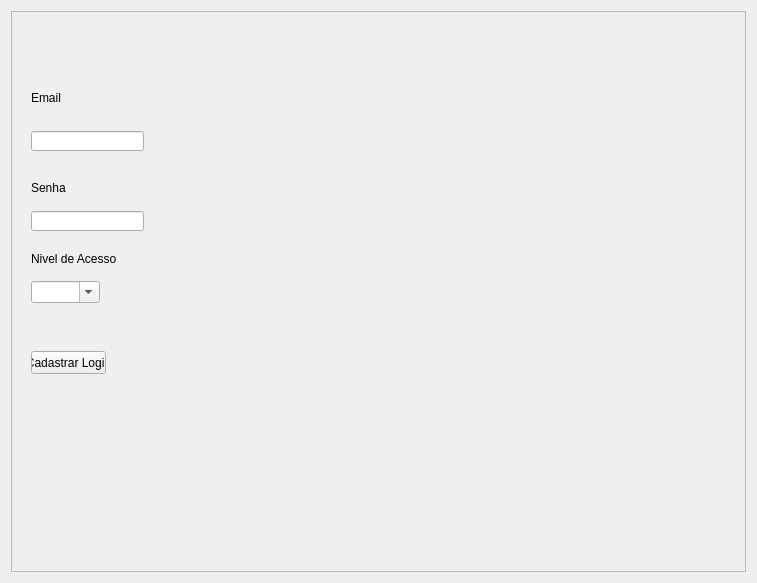
First picture: the form in App/view/ui/cadastroLogin.ui, repository Senac-SOR-ADS/Mapa-de-Sala, before the edit.
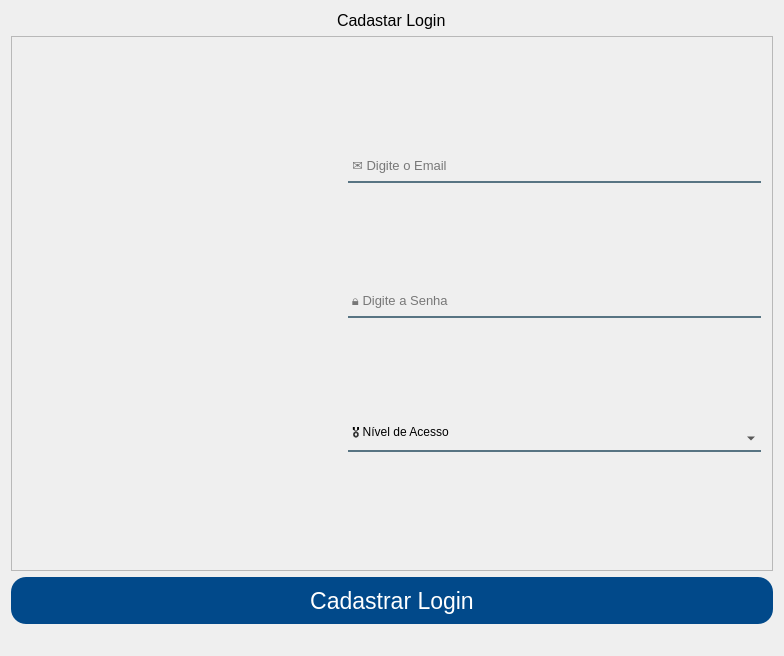
Second picture: the form after the edit. Icons and pictures are not drawn.

Commit message: Login nv e tema claro e escuro adicionados e home mlhr tmb (#126)

```diff
--- a/App/view/ui/cadastroLogin.ui
+++ b/App/view/ui/cadastroLogin.ui
@@ -6,107 +6,220 @@
    <rect>
     <x>0</x>
     <y>0</y>
-    <width>757</width>
-    <height>583</height>
+    <width>784</width>
+    <height>656</height>
    </rect>
   </property>
   <property name="windowTitle">
    <string>Form</string>
   </property>
-  <layout class="QHBoxLayout" name="horizontalLayout">
+  <property name="styleSheet">
+   <string notr="true">QLineEdit, QComboBox {
+	background-color:rgba(0,0,0,0);
+	border:2px solid rgba(0,0,0,0);
+	border-bottom-color:rgba(46,82,101,200);
+	color:rgb(0,0,0);
+	padding-bottom:7px;
+}
+
+#btnCdastrarLogin {
+	background-color: #01498a;
+	color: #FFF;
+border: none;
+border-radius: 15px;
+}
+
+#btnCdastrarLogin:hover {
+	background-color: #f6921e;
+}
+
+#cadastrarLogin {
+	background-color:rgba(0,0,0,0);
+	border:2px solid rgba(0,0,0,0);
+	border-bottom-color:rgba(46,82,101,200);
+	color:rgb(0,0,0);
+	padding-bottom:7px;
+}
+
+#respostas {
+	color: red;
+}</string>
+  </property>
+  <layout class="QVBoxLayout" name="verticalLayout">
+   <item alignment="Qt::AlignHCenter|Qt::AlignTop">
+    <widget class="QLabel" name="label">
+     <property name="font">
+      <font>
+       <pointsize>12</pointsize>
+      </font>
+     </property>
+     <property name="text">
+      <string>Cadastar Login</string>
+     </property>
+    </widget>
+   </item>
    <item>
     <widget class="QFrame" name="frame">
+     <property name="sizePolicy">
+      <sizepolicy hsizetype="Expanding" vsizetype="Expanding">
+       <horstretch>0</horstretch>
+       <verstretch>0</verstretch>
+      </sizepolicy>
+     </property>
      <property name="frameShape">
       <enum>QFrame::StyledPanel</enum>
      </property>
      <property name="frameShadow">
       <enum>QFrame::Raised</enum>
      </property>
-     <widget class="QLineEdit" name="email">
-      <property name="geometry">
-       <rect>
-        <x>20</x>
-        <y>120</y>
-        <width>113</width>
-        <height>20</height>
-       </rect>
+     <layout class="QHBoxLayout" name="horizontalLayout">
+      <property name="spacing">
+       <number>7</number>
       </property>
-     </widget>
-     <widget class="QLineEdit" name="senha">
-      <property name="geometry">
-       <rect>
-        <x>20</x>
-        <y>200</y>
-        <width>113</width>
-        <height>20</height>
-       </rect>
+      <property name="leftMargin">
+       <number>11</number>
       </property>
-     </widget>
-     <widget class="QComboBox" name="nivelAcesso">
-      <property name="geometry">
-       <rect>
-        <x>20</x>
-        <y>270</y>
-        <width>69</width>
-        <height>22</height>
-       </rect>
+      <property name="topMargin">
+       <number>11</number>
       </property>
-      <property name="editable">
-       <bool>true</bool>
+      <property name="rightMargin">
+       <number>11</number>
       </property>
-     </widget>
-     <widget class="QLabel" name="label">
-      <property name="geometry">
-       <rect>
-        <x>20</x>
-        <y>80</y>
-        <width>47</width>
-        <height>13</height>
-       </rect>
+      <property name="bottomMargin">
+       <number>11</number>
       </property>
-      <property name="text">
-       <string>Email</string>
-      </property>
-     </widget>
-     <widget class="QLabel" name="label_2">
-      <property name="geometry">
-       <rect>
-        <x>20</x>
-        <y>170</y>
-        <width>47</width>
-        <height>13</height>
-       </rect>
-      </property>
-      <property name="text">
-       <string>Senha</string>
-      </property>
-     </widget>
-     <widget class="QLabel" name="label_3">
-      <property name="geometry">
-       <rect>
-        <x>20</x>
-        <y>240</y>
-        <width>91</width>
-        <height>16</height>
-       </rect>
-      </property>
-      <property name="text">
-       <string>Nivel de Acesso</string>
-      </property>
-     </widget>
-     <widget class="QPushButton" name="btnCdastrarLogin">
-      <property name="geometry">
-       <rect>
-        <x>20</x>
-        <y>340</y>
-        <width>75</width>
-        <height>23</height>
-       </rect>
-      </property>
-      <property name="text">
-       <string>Cadastrar Login</string>
-      </property>
-     </widget>
+      <item>
+       <widget class="QWidget" name="widget_2" native="true">
+        <layout class="QVBoxLayout" name="verticalLayout_2">
+         <item>
+          <widget class="QLabel" name="label_2">
+           <property name="minimumSize">
+            <size>
+             <width>300</width>
+             <height>0</height>
+            </size>
+           </property>
+           <property name="text">
+            <string/>
+           </property>
+           <property name="pixmap">
+            <pixmap>imagem/logoSenac.png</pixmap>
+           </property>
+           <property name="scaledContents">
+            <bool>false</bool>
+           </property>
+           <property name="alignment">
+            <set>Qt::AlignCenter</set>
+           </property>
+          </widget>
+         </item>
+        </layout>
+       </widget>
+      </item>
+      <item>
+       <widget class="QWidget" name="widget" native="true">
+        <layout class="QVBoxLayout" name="verticalLayout_3">
+         <property name="spacing">
+          <number>0</number>
+         </property>
+         <property name="leftMargin">
+          <number>0</number>
+         </property>
+         <property name="topMargin">
+          <number>0</number>
+         </property>
+         <property name="rightMargin">
+          <number>0</number>
+         </property>
+         <property name="bottomMargin">
+          <number>0</number>
+         </property>
+         <item>
+          <widget class="QLineEdit" name="email">
+           <property name="minimumSize">
+            <size>
+             <width>0</width>
+             <height>10</height>
+            </size>
+           </property>
+           <property name="font">
+            <font>
+             <pointsize>10</pointsize>
+            </font>
+           </property>
+           <property name="text">
+            <string/>
+           </property>
+           <property name="placeholderText">
+            <string>✉️ Digite o Email</string>
+           </property>
+          </widget>
+         </item>
+         <item>
+          <widget class="QLineEdit" name="senha">
+           <property name="minimumSize">
+            <size>
+             <width>0</width>
+             <height>10</height>
+            </size>
+           </property>
+           <property name="font">
+            <font>
+             <pointsize>10</pointsize>
+            </font>
+           </property>
+           <property name="placeholderText">
+            <string>🔒 Digite a Senha</string>
+           </property>
+          </widget>
+         </item>
+         <item>
+          <widget class="QComboBox" name="nivelAcesso">
+           <property name="editable">
+            <bool>true</bool>
+           </property>
+           <property name="currentText">
+            <string>🎖 Nível de Acesso</string>
+           </property>
+          </widget>
+         </item>
+        </layout>
+       </widget>
+      </item>
+     </layout>
+    </widget>
+   </item>
+   <item>
+    <widget class="QPushButton" name="btnCdastrarLogin">
+     <property name="minimumSize">
+      <size>
+       <width>762</width>
+       <height>47</height>
+      </size>
+     </property>
+     <property name="font">
+      <font>
+       <pointsize>17</pointsize>
+      </font>
+     </property>
+     <property name="text">
+      <string>Cadastrar Login</string>
+     </property>
+    </widget>
+   </item>
+   <item>
+    <widget class="QLabel" name="respostas">
+     <property name="font">
+      <font>
+       <pointsize>10</pointsize>
+      </font>
+     </property>
+     <property name="text">
+      <string/>
+     </property>
+     <property name="alignment">
+      <set>Qt::AlignCenter</set>
+     </property>
     </widget>
    </item>
   </layout>
```
Left out of the diff: 6 changed lines with no effect on the pictures. The commit also changes 14 other files.
